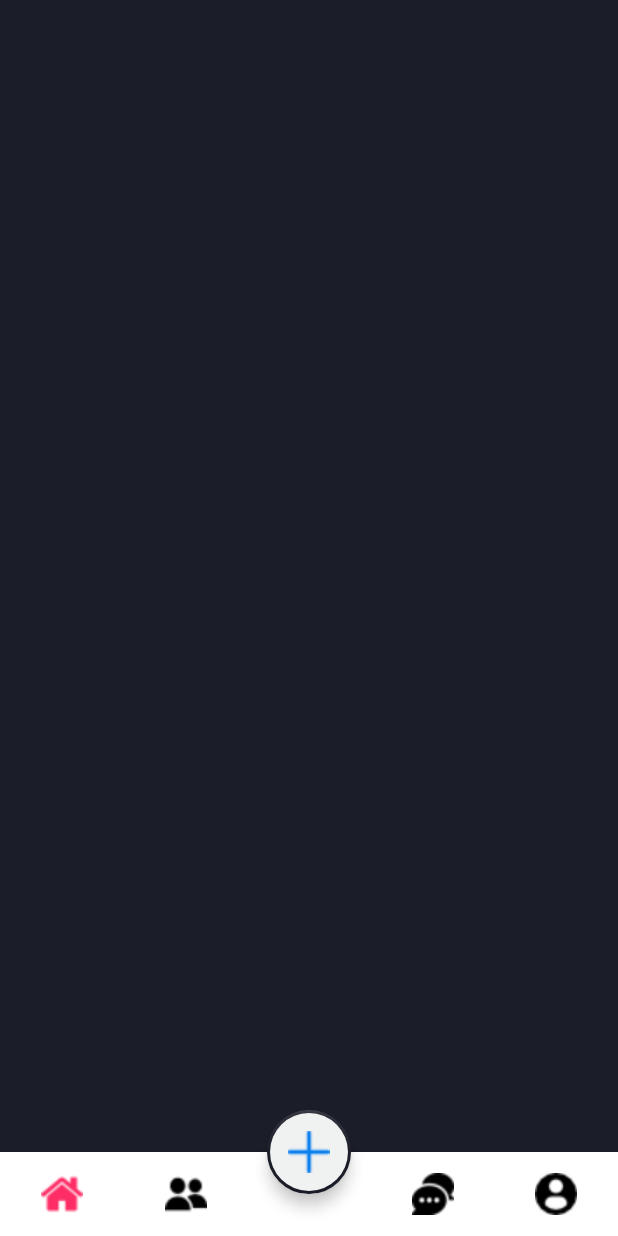
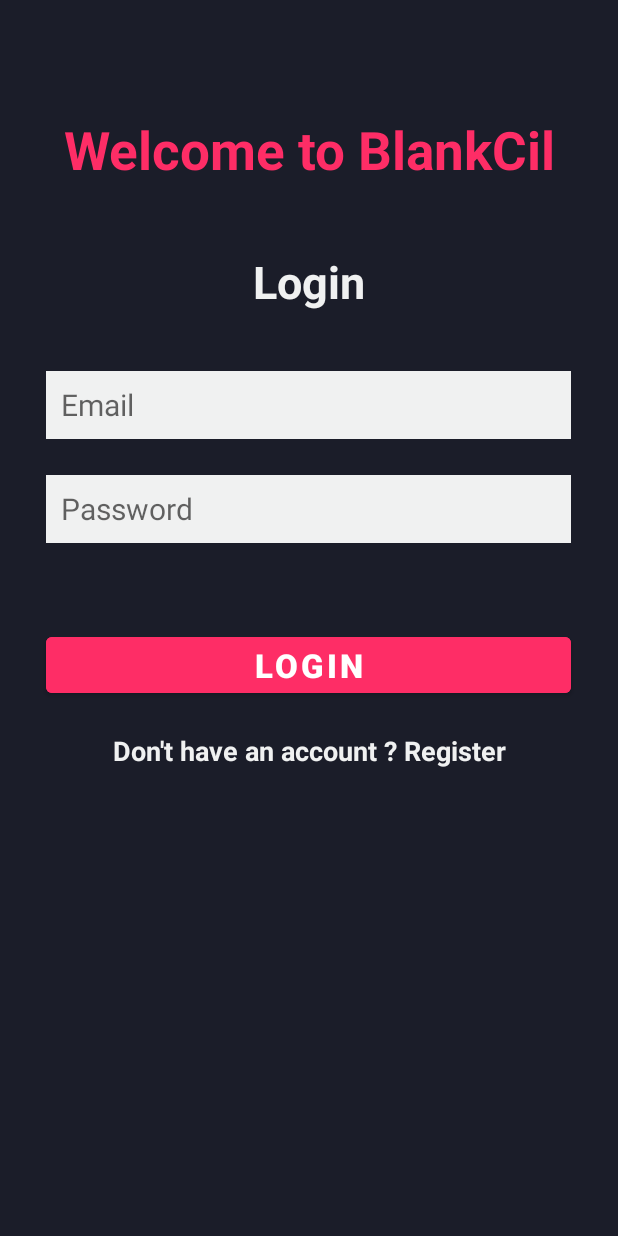
Before and after one commit to nauht1/blankcil_android, an Android app: the screen it shows after launch (MainActivity before the commit, LoginActivity after it), on a phone screen of 412 x 824 dp. Run offline under Robolectric (Android 15) with nearby library versions, the phone set to English and light mode, and no system bars.

Commit message:
Login success

```diff
--- a/app/src/main/java/hcmute/com/blankcil/constants/APIService.java
+++ b/app/src/main/java/hcmute/com/blankcil/constants/APIService.java
@@ -1,13 +1,21 @@
 package hcmute.com.blankcil.constants;
 
+import hcmute.com.blankcil.model.AuthenticateRequest;
+import hcmute.com.blankcil.model.AuthenticateResponse;
 import hcmute.com.blankcil.model.PodcastResponse;
 import retrofit2.Call;
+import retrofit2.http.Body;
 import retrofit2.http.GET;
+import retrofit2.http.POST;
 import retrofit2.http.Query;
 
 public interface APIService {
     @GET("podcast/view/page")
     Call<PodcastResponse> getPodcasts(
-            @Query("pageNumber") int pageNumber
+        @Query("pageNumber") int pageNumber
+    );
+    @POST("auth/authenticate")
+    Call<AuthenticateResponse> authenticate(
+        @Body AuthenticateRequest request
     );
 }
--- /dev/null
+++ b/app/src/main/java/hcmute/com/blankcil/view/activities/LoginActivity.java
@@ -0,0 +1,77 @@
+package hcmute.com.blankcil.view.activities;
+
+import android.annotation.SuppressLint;
+import android.content.Intent;
+import android.os.Bundle;
+import android.telecom.Call;
+import android.util.Log;
+import android.view.View;
+import android.widget.Button;
+import android.widget.EditText;
+import android.widget.Toast;
+
+import androidx.annotation.Nullable;
+import androidx.appcompat.app.AppCompatActivity;
+
+import hcmute.com.blankcil.R;
+import hcmute.com.blankcil.config.RetrofitClient;
+import hcmute.com.blankcil.constants.APIService;
+import hcmute.com.blankcil.model.AuthenticateRequest;
+import hcmute.com.blankcil.model.AuthenticateResponse;
+import retrofit2.Callback;
+import retrofit2.Response;
+
+public class LoginActivity extends AppCompatActivity implements View.OnClickListener {
+    EditText email, password;
+    Button loginBtn;
+    private APIService apiService;
+    @Override
+    protected void onCreate(@Nullable Bundle savedInstanceState) {
+        super.onCreate(savedInstanceState);
+        setContentView(R.layout.activity_login);
+
+        email = findViewById(R.id.edtLoginEmail);
+        password = findViewById(R.id.edtLoginPassword);
+        loginBtn = findViewById(R.id.loginBtn);
+        loginBtn.setOnClickListener(this);
+
+        RetrofitClient retrofitClient = RetrofitClient.getInstance();
+        apiService = retrofitClient.getApi();
+    }
+
+    @Override
+    public void onClick(View v) {
+        loginUser();
+    }
+
+    private void loginUser() {
+        String userEmail = email.getText().toString().trim();
+        String userPassword = password.getText().toString().trim();
+
+        AuthenticateRequest authenticateRequest = new AuthenticateRequest(userEmail, userPassword);
+        apiService.authenticate(authenticateRequest).enqueue(new Callback<AuthenticateResponse>() {
+            @Override
+            public void onResponse(retrofit2.Call<AuthenticateResponse> call, Response<AuthenticateResponse> response) {
+                if (response.isSuccessful()) {
+                    if (response.body() != null) {
+                        String accessToken = response.body().getAccess_token();
+                        String refreshToken = response.body().getRefresh_token();
+                    }
+                    Intent intent = new Intent(LoginActivity.this, MainActivity.class);
+                    intent.setFlags(Intent.FLAG_ACTIVITY_NEW_TASK | Intent.FLAG_ACTIVITY_CLEAR_TASK);
+                    startActivity(intent);
+                    finish();
+                    Toast.makeText(LoginActivity.this, response.body().getAccess_token(), Toast.LENGTH_SHORT).show();
+                }
+                else {
+                    Toast.makeText(LoginActivity.this, "Request failed", Toast.LENGTH_SHORT).show();
+                }
+            }
+
+            @Override
+            public void onFailure(retrofit2.Call<AuthenticateResponse> call, Throwable t) {
+                Log.d("Login", "Login failed" + t.getMessage());
+            }
+        });
+    }
+}
--- a/app/src/main/res/layout/activity_login.xml
+++ b/app/src/main/res/layout/activity_login.xml
@@ -1,7 +1,100 @@
 <?xml version="1.0" encoding="utf-8"?>
 <androidx.constraintlayout.widget.ConstraintLayout xmlns:android="http://schemas.android.com/apk/res/android"
+    xmlns:app="http://schemas.android.com/apk/res-auto"
+    xmlns:tools="http://schemas.android.com/tools"
     android:layout_width="match_parent"
     android:layout_height="match_parent"
     android:background="@color/black80">
 
+    <TextView
+        android:layout_width="match_parent"
+        android:layout_height="wrap_content"
+        android:layout_marginTop="76dp"
+        android:layout_marginBottom="44dp"
+        android:gravity="center_horizontal"
+        android:text="Welcome to BlankCil"
+        android:textColor="@color/red_pink"
+        android:textSize="35dp"
+        android:textStyle="bold"
+        app:layout_constraintBottom_toTopOf="@+id/textView"
+        app:layout_constraintEnd_toEndOf="parent"
+        app:layout_constraintHorizontal_bias="0.0"
+        app:layout_constraintStart_toStartOf="parent"
+        app:layout_constraintTop_toTopOf="parent" />
+
+    <TextView
+        android:id="@+id/textView"
+        android:layout_width="match_parent"
+        android:layout_height="wrap_content"
+        android:layout_marginTop="68dp"
+        android:gravity="center_horizontal"
+        android:text="Login"
+        android:textColor="@color/white"
+        android:textSize="30dp"
+        android:textStyle="bold"
+        app:layout_constraintBottom_toTopOf="@+id/edtLoginEmail"
+        app:layout_constraintEnd_toEndOf="parent"
+        app:layout_constraintHorizontal_bias="0.0"
+        app:layout_constraintStart_toStartOf="parent"
+        app:layout_constraintTop_toTopOf="parent"
+        app:layout_constraintVertical_bias="0.717" />
+
+    <EditText
+        android:id="@+id/edtLoginEmail"
+        android:layout_width="350dp"
+        android:layout_height="45dp"
+        android:layout_marginBottom="24dp"
+        android:background="@color/white"
+        android:backgroundTint="@color/white"
+        android:hint="Email"
+        android:textSize="20dp"
+        android:paddingStart="10dp"
+        app:layout_constraintBottom_toTopOf="@+id/edtLoginPassword"
+        app:layout_constraintEnd_toEndOf="parent"
+        app:layout_constraintHorizontal_bias="0.491"
+        app:layout_constraintStart_toStartOf="parent" />
+
+    <EditText
+        android:id="@+id/edtLoginPassword"
+        android:layout_width="350dp"
+        android:layout_height="45dp"
+        android:layout_marginTop="24dp"
+        android:background="@color/white"
+        android:backgroundTint="@color/white"
+        android:hint="Password"
+        android:textSize="20dp"
+        android:paddingStart="10dp"
+        app:layout_constraintEnd_toEndOf="parent"
+        app:layout_constraintHorizontal_bias="0.491"
+        app:layout_constraintStart_toStartOf="parent"
+        app:layout_constraintTop_toBottomOf="@+id/edtLoginEmail" />
+
+    <Button
+        android:id="@+id/loginBtn"
+        android:layout_width="350dp"
+        android:layout_height="wrap_content"
+        android:backgroundTint="@color/red_pink"
+        android:text="Login"
+        android:textSize="22dp"
+        android:textStyle="bold"
+        app:layout_constraintBottom_toBottomOf="parent"
+        app:layout_constraintEnd_toEndOf="parent"
+        app:layout_constraintHorizontal_bias="0.491"
+        app:layout_constraintStart_toStartOf="parent"
+        app:layout_constraintTop_toBottomOf="@+id/edtLoginPassword"
+        app:layout_constraintVertical_bias="0.138" />
+
+    <TextView
+        android:layout_width="match_parent"
+        android:layout_height="wrap_content"
+        android:layout_marginTop="20dp"
+        android:gravity="center_horizontal"
+        android:text="Don't have an account ? Register"
+        android:textColor="@color/white"
+        android:textSize="18dp"
+        android:textStyle="bold"
+        app:layout_constraintEnd_toEndOf="parent"
+        app:layout_constraintStart_toStartOf="parent"
+        app:layout_constraintTop_toBottomOf="@+id/loginBtn" />
+
 </androidx.constraintlayout.widget.ConstraintLayout>
```
Also changed, not shown: app/src/main/AndroidManifest.xml (+7 -1 lines), app/src/main/java/hcmute/com/blankcil/model/AuthenticateRequest.java (added, +40 -0 lines), app/src/main/java/hcmute/com/blankcil/model/AuthenticateResponse.java (added, +29 -0 lines), app/src/main/java/hcmute/com/blankcil/model/UserModel.java (added, +18 -0 lines).
